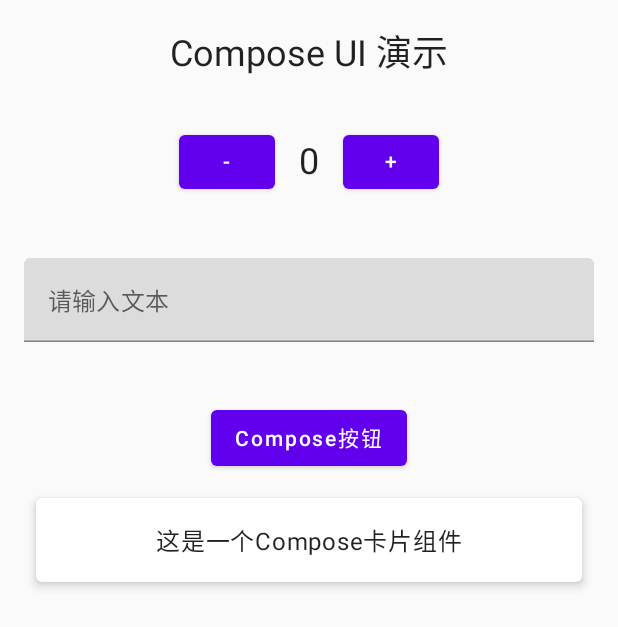
After one commit to HakuLess/PlayGround, an Android app built with Jetpack Compose: the ComposeDemoActivity screen opened directly, with no data from a screen before it, on a phone screen of 412 x 824 dp. The commit adds this screen. Shown: the top 627 px of the screen. Run offline under Robolectric (Android 15) with nearby library versions, the phone set to English and light mode, and no system bars.

Commit message:
增加Compose Demo代码

```diff
--- a/app/src/main/AndroidManifest.xml
+++ b/app/src/main/AndroidManifest.xml
@@ -21,6 +21,8 @@
         <activity android:name=".KeyboardTestActivity"
             android:windowSoftInputMode="adjustNothing" />
         <activity android:name=".CoroutineDemoActivity" />
+        <activity android:name=".UIKitDemoActivity" />
+        <activity android:name=".ComposeDemoActivity" />
     </application>
 
 </manifest>
--- /dev/null
+++ b/app/src/main/java/com/example/myapp/ComposeDemoActivity.kt
@@ -0,0 +1,128 @@
+package com.example.myapp
+
+import android.os.Bundle
+import androidx.activity.ComponentActivity
+import androidx.activity.compose.setContent
+import androidx.compose.foundation.layout.*
+import androidx.compose.material.*
+import androidx.compose.runtime.*
+import androidx.compose.ui.Alignment
+import androidx.compose.ui.Modifier
+import androidx.compose.ui.unit.dp
+import androidx.compose.ui.tooling.preview.Preview
+
+
+class ComposeDemoActivity : ComponentActivity() {
+    override fun onCreate(savedInstanceState: Bundle?) {
+        super.onCreate(savedInstanceState)
+        setContent {
+            ComposeDemoApp()
+        }
+    }
+}
+
+@Composable
+fun ComposeDemoApp() {
+    // 使用Material主题
+    MaterialTheme {
+        // 主要内容区域
+        Column(
+            modifier = Modifier
+                .fillMaxSize()
+                .padding(16.dp),
+            horizontalAlignment = Alignment.CenterHorizontally,
+            verticalArrangement = Arrangement.Top
+        ) {
+            // 标题
+            Text(
+                text = "Compose UI 演示",
+                style = MaterialTheme.typography.h5,
+                modifier = Modifier.padding(bottom = 24.dp)
+            )
+
+            // 状态管理示例
+            CounterExample()
+            Spacer(modifier = Modifier.height(32.dp))
+
+            // 文本输入示例
+            var text by remember { mutableStateOf("") }
+            TextField(
+                value = text,
+                onValueChange = { text = it },
+                label = { Text("请输入文本") },
+                modifier = Modifier.fillMaxWidth()
+            )
+            Spacer(modifier = Modifier.height(32.dp))
+
+            // 按钮示例
+            Button(
+                onClick = { /* 按钮点击事件 */ },
+                modifier = Modifier.padding(8.dp)
+            ) {
+                Text("Compose按钮")
+            }
+
+            // 卡片示例
+            Card(
+                modifier = Modifier
+                    .fillMaxWidth()
+                    .padding(8.dp),
+                elevation = 4.dp
+            ) {
+                Box(
+                    modifier = Modifier
+                        .fillMaxWidth()
+                        .padding(16.dp),
+                    contentAlignment = Alignment.Center
+                ) {
+                    Text("这是一个Compose卡片组件")
+                }
+            }
+        }
+    }
+}
+
+// 计数器示例
+@Composable
+fun CounterExample() {
+    var count by remember { mutableStateOf(0) }
+
+    Row(
+        verticalAlignment = Alignment.CenterVertically,
+        horizontalArrangement = Arrangement.Center,
+        modifier = Modifier.padding(8.dp)
+    ) {
+        Button(onClick = { count-- }) {
+            Text("-")
+        }
+        Text(
+                text = count.toString(),
+                modifier = Modifier.padding(horizontal = 16.dp),
+                style = MaterialTheme.typography.h5
+            )
+        Button(onClick = { count++ }) {
+            Text("+")
+        }
+    }
+}
+
+// 文本输入示例
+@Composable
+fun TextInputExample() {
+    var text by remember { mutableStateOf("") }
+
+    TextField(
+        value = text,
+        onValueChange = { text = it },
+        label = { Text("请输入内容") },
+        modifier = Modifier.fillMaxWidth(),
+        singleLine = true
+    )
+}
+
+// 预览函数
+@Preview(showBackground = true)
+@Composable
+fun PreviewComposeDemoApp() {
+    ComposeDemoApp()
+}
```
Also changed, not shown: app/build.gradle (+14 -0 lines), app/src/main/java/com/example/myapp/MainActivity.kt (+7 -2 lines), app/src/main/java/com/example/myapp/UIKitDemoActivity.kt (added, +146 -0 lines).
